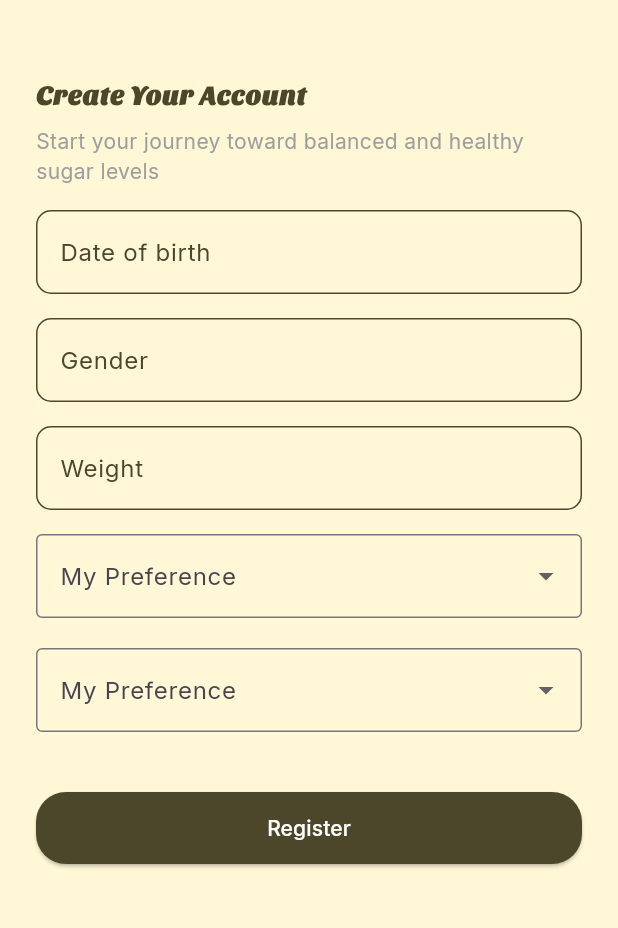
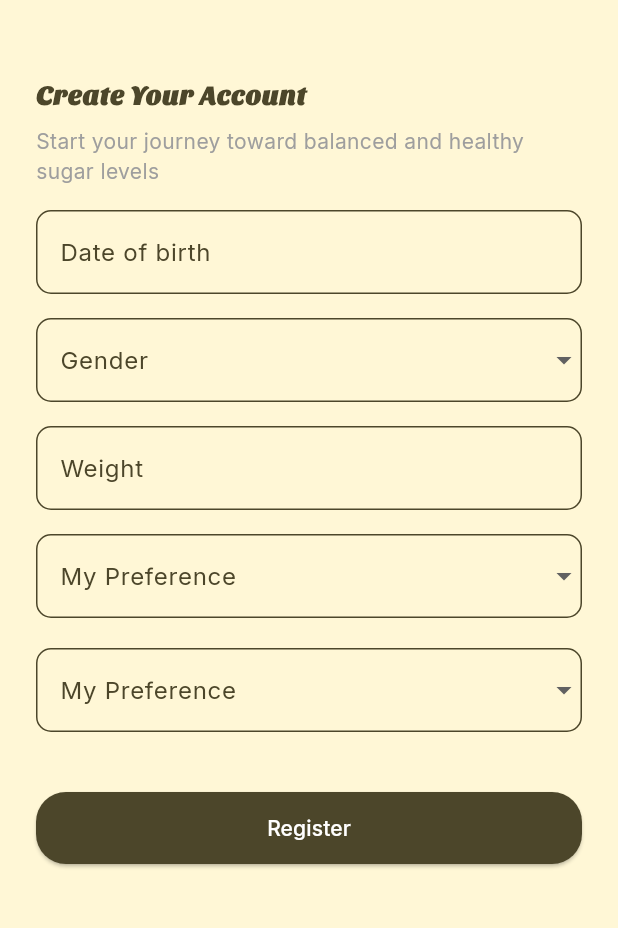
Before and after one commit to balbinopb/sweetTake_app, a Flutter app: the RegisterView2 screen opened by its route, on a phone screen of 412 x 824 dp, the part 159-1087 px from its top. Run offline on Flutter 3.47's test engine with Material 3 defaults, Android fonts, the phone set to English and light mode, and no system bars; our stand-ins replace get, google_fonts; missing offline and left inert: iconify_flutter_plus.

Commit message:
update register view

```diff
--- a/lib/app/modules/register/controllers/register_controller.dart
+++ b/lib/app/modules/register/controllers/register_controller.dart
@@ -18,10 +18,16 @@ class RegisterController extends GetxController {
   final isObscure = false.obs;
 
   // PAGE 2 — Dropdown values (reactive)
+  RxString gender = ''.obs;
   RxString preference = ''.obs;
   RxString healthGoal = ''.obs;
 
-  // List options (if you want to store here)
+  // List options
+  final genders=[
+    "Male",
+    "Female",
+  ];
+
   final preferences = [
     "Low Sugar Diet",
     "Diabetic-Friendly Diet",
--- a/lib/app/modules/register/views/register_view.dart
+++ b/lib/app/modules/register/views/register_view.dart
@@ -65,6 +65,7 @@ class RegisterView extends GetView<RegisterController> {
               CustomTextfield(
                 textController: controller.emailC,
                 labelText: "Email",
+                keyboardType: TextInputType.emailAddress,
               ),
 
               SizedBox(height: 16),
--- a/lib/app/modules/register/views/register_view2.dart
+++ b/lib/app/modules/register/views/register_view2.dart
@@ -5,20 +5,7 @@ import 'package:sweettake_app/app/widgets/custom_textfield.dart';
 import '../controllers/register_controller.dart';
 
 class RegisterView2 extends GetView<RegisterController> {
-  RegisterView2({super.key});
-
-  //list items for dropdowns
-  final List<String> preferences = [
-    "Low Sugar Diet",
-    "Diabetic-Friendly Diet",
-    "Balanced Diet",
-  ];
-
-  final List<String> healthGoals = [
-    "Reduce Daily Sugar Intake",
-    "Maintain Stable Blood Sugar",
-    "Weight Loss",
-  ];
+  const RegisterView2({super.key});
 
   @override
   Widget build(BuildContext context) {
@@ -60,27 +47,58 @@ class RegisterView2 extends GetView<RegisterController> {
               ),
               SizedBox(height: 16),
 
-
               CustomTextfield(
                 textController: controller.dobController,
                 labelText: "Date of birth",
               ),
               SizedBox(height: 16),
 
-              CustomTextfield(
-                textController: controller.genderController,
-                labelText: "Gender",
+              // drop down for gender
+              Obx(
+                () => DropdownButtonFormField<String>(
+                  dropdownColor: AppColors.background2,
+                  initialValue: controller.gender.value.isEmpty
+                      ? null
+                      : controller.gender.value,
+                  decoration: InputDecoration(
+                    labelText: "Gender",
+                    labelStyle: TextStyle(color: AppColors.primary),
+                    enabledBorder: OutlineInputBorder(
+                      borderSide: BorderSide(
+                        color: AppColors.primary,
+                        width: 1,
+                      ),
+                      borderRadius: BorderRadius.circular(10),
+                    ),
+                    focusedBorder: OutlineInputBorder(
+                      borderSide: BorderSide(
+                        color: AppColors.primary,
+                        width: 2,
+                      ),
+                      borderRadius: BorderRadius.circular(10),
+                    ),
+                  ),
+                  items: controller.genders
+                      .map(
+                        (item) =>
+                            DropdownMenuItem(value: item, child: Text(item)),
+                      )
+                      .toList(),
+                  onChanged: (value) {
+                    controller.gender.value = value!;
+                  },
+                ),
               ),
               SizedBox(height: 16),
 
               CustomTextfield(
                 textController: controller.weightController,
                 labelText: "Weight",
-                keyboardType:TextInputType.number,
-
+                keyboardType: TextInputType.number,
               ),
 
               SizedBox(height: 16),
+
               // Preference dropdown
               Obx(
                 () => DropdownButtonFormField<String>(
@@ -88,11 +106,25 @@ class RegisterView2 extends GetView<RegisterController> {
                   initialValue: controller.preference.value.isEmpty
                       ? null
                       : controller.preference.value,
-                  decoration: const InputDecoration(
+                  decoration: InputDecoration(
                     labelText: "My Preference",
-                    border: OutlineInputBorder(),
+                    labelStyle: TextStyle(color: AppColors.primary),
+                    enabledBorder: OutlineInputBorder(
+                      borderSide: BorderSide(
+                        color: AppColors.primary,
+                        width: 1,
+                      ),
+                      borderRadius: BorderRadius.circular(10),
+                    ),
+                    focusedBorder: OutlineInputBorder(
+                      borderSide: BorderSide(
+                        color: AppColors.primary,
+                        width: 2,
+                      ),
+                      borderRadius: BorderRadius.circular(10),
+                    ),
                   ),
-                  items: preferences
+                  items: controller.preferences
                       .map(
                         (item) =>
                             DropdownMenuItem(value: item, child: Text(item)),
@@ -115,11 +147,23 @@ class RegisterView2 extends GetView<RegisterController> {
                       : controller.healthGoal.value,
                   decoration: InputDecoration(
                     labelText: "My Preference",
-                    border: OutlineInputBorder(),
-                    // filled: true,
-                    // fillColor: AppColors.background2,
+                    labelStyle: TextStyle(color: AppColors.primary),
+                    enabledBorder: OutlineInputBorder(
+                      borderSide: BorderSide(
+                        color: AppColors.primary,
+                        width: 1,
+                      ),
+                      borderRadius: BorderRadius.circular(10),
+                    ),
+                    focusedBorder: OutlineInputBorder(
+                      borderSide: BorderSide(
+                        color: AppColors.primary,
+                        width: 2,
+                      ),
+                      borderRadius: BorderRadius.circular(10),
+                    ),
                   ),
-                  items: healthGoals
+                  items: controller.healthGoals
                       .map(
                         (item) =>
                             DropdownMenuItem(value: item, child: Text(item)),
```
